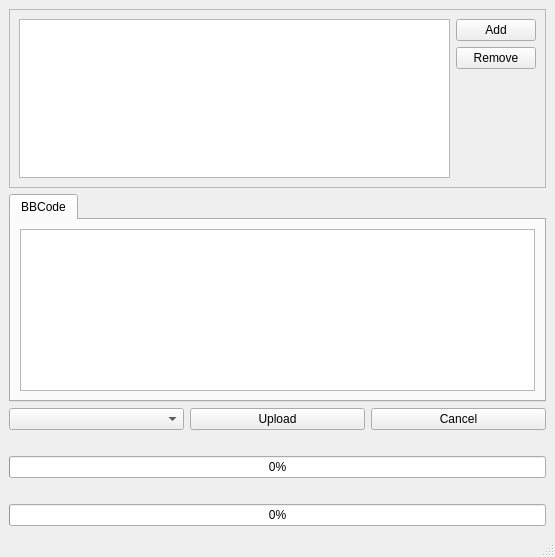
Old version of the form ui.ui in the repository Brandhor/pymguploader.
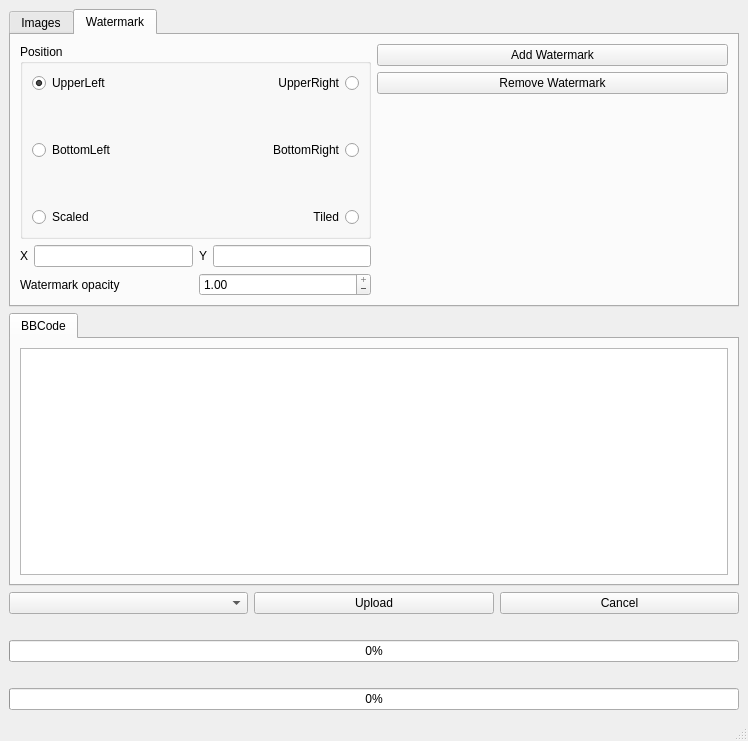
New version of the form. Icons and pictures are not drawn.

The edit to the form file:
```diff
--- a/ui.ui
+++ b/ui.ui
@@ -5,8 +5,8 @@
    <rect>
     <x>0</x>
     <y>0</y>
-    <width>555</width>
-    <height>557</height>
+    <width>748</width>
+    <height>741</height>
    </rect>
   </property>
   <property name="acceptDrops" >
@@ -21,6 +21,22 @@
   <widget class="QWidget" name="centralwidget" >
    <layout class="QVBoxLayout" >
     <item>
+     <widget class="QTabWidget" name="tabWidget_2" >
+      <property name="minimumSize" >
+       <size>
+        <width>0</width>
+        <height>150</height>
+       </size>
+      </property>
+      <property name="currentIndex" >
+       <number>1</number>
+      </property>
+      <widget class="QWidget" name="tab_9" >
+       <attribute name="title" >
+        <string>Images</string>
+       </attribute>
+       <layout class="QGridLayout" >
+        <item row="0" column="0" >
      <widget class="QFrame" name="frame" >
       <property name="frameShape" >
        <enum>QFrame::StyledPanel</enum>
@@ -79,6 +95,211 @@
       </layout>
      </widget>
     </item>
+       </layout>
+      </widget>
+      <widget class="QWidget" name="tab_8" >
+       <attribute name="title" >
+        <string>Watermark</string>
+       </attribute>
+       <layout class="QHBoxLayout" >
+        <item>
+         <layout class="QVBoxLayout" >
+          <item>
+           <widget class="QGroupBox" name="frame_5" >
+            <property name="title" >
+             <string>Position</string>
+            </property>
+            <layout class="QGridLayout" >
+             <item row="1" column="0" >
+              <widget class="QRadioButton" name="rbUpperLeft" >
+               <property name="text" >
+                <string>UpperLeft</string>
+               </property>
+               <property name="checked" >
+                <bool>true</bool>
+               </property>
+              </widget>
+             </item>
+             <item row="1" column="2" >
+              <widget class="QRadioButton" name="rbUpperRight" >
+               <property name="layoutDirection" >
+                <enum>Qt::RightToLeft</enum>
+               </property>
+               <property name="text" >
+                <string>UpperRight</string>
+               </property>
+              </widget>
+             </item>
+             <item row="3" column="0" >
+              <widget class="QRadioButton" name="rbBottomLeft" >
+               <property name="text" >
+                <string>BottomLeft</string>
+               </property>
+              </widget>
+             </item>
+             <item row="3" column="2" >
+              <widget class="QRadioButton" name="rbBottomRight" >
+               <property name="layoutDirection" >
+                <enum>Qt::RightToLeft</enum>
+               </property>
+               <property name="text" >
+                <string>BottomRight</string>
+               </property>
+              </widget>
+             </item>
+             <item row="2" column="0" >
+              <spacer>
+               <property name="orientation" >
+                <enum>Qt::Vertical</enum>
+               </property>
+               <property name="sizeHint" >
+                <size>
+                 <width>20</width>
+                 <height>40</height>
+                </size>
+               </property>
+              </spacer>
+             </item>
+             <item row="1" column="1" >
+              <spacer>
+               <property name="orientation" >
+                <enum>Qt::Horizontal</enum>
+               </property>
+               <property name="sizeHint" >
+                <size>
+                 <width>40</width>
+                 <height>20</height>
+                </size>
+               </property>
+              </spacer>
+             </item>
+             <item row="5" column="0" >
+              <widget class="QRadioButton" name="rbScaled" >
+               <property name="text" >
+                <string>Scaled</string>
+               </property>
+              </widget>
+             </item>
+             <item row="5" column="2" >
+              <widget class="QRadioButton" name="rbTiled" >
+               <property name="layoutDirection" >
+                <enum>Qt::RightToLeft</enum>
+               </property>
+               <property name="text" >
+                <string>Tiled</string>
+               </property>
+              </widget>
+             </item>
+             <item row="4" column="0" >
+              <spacer>
+               <property name="orientation" >
+                <enum>Qt::Vertical</enum>
+               </property>
+               <property name="sizeHint" >
+                <size>
+                 <width>20</width>
+                 <height>40</height>
+                </size>
+               </property>
+              </spacer>
+             </item>
+            </layout>
+           </widget>
+          </item>
+          <item>
+           <layout class="QHBoxLayout" >
+            <item>
+             <widget class="QLabel" name="label_2" >
+              <property name="text" >
+               <string>X</string>
+              </property>
+             </widget>
+            </item>
+            <item>
+             <widget class="QLineEdit" name="watermarkX" />
+            </item>
+            <item>
+             <widget class="QLabel" name="label_3" >
+              <property name="text" >
+               <string>Y</string>
+              </property>
+             </widget>
+            </item>
+            <item>
+             <widget class="QLineEdit" name="watermarkY" />
+            </item>
+           </layout>
+          </item>
+          <item>
+           <layout class="QHBoxLayout" >
+            <item>
+             <widget class="QLabel" name="label" >
+              <property name="text" >
+               <string>Watermark opacity</string>
+              </property>
+             </widget>
+            </item>
+            <item>
+             <widget class="QDoubleSpinBox" name="spinOpacity" >
+              <property name="buttonSymbols" >
+               <enum>QAbstractSpinBox::PlusMinus</enum>
+              </property>
+              <property name="maximum" >
+               <double>1.000000000000000</double>
+              </property>
+              <property name="singleStep" >
+               <double>0.100000000000000</double>
+              </property>
+              <property name="value" >
+               <double>1.000000000000000</double>
+              </property>
+             </widget>
+            </item>
+           </layout>
+          </item>
+         </layout>
+        </item>
+        <item>
+         <layout class="QVBoxLayout" >
+          <item>
+           <widget class="QPushButton" name="pbAddWatermark" >
+            <property name="text" >
+             <string>Add Watermark</string>
+            </property>
+            <property name="icon" >
+             <iconset resource="res.qrc" >:/new/prefix1/img/add.png</iconset>
+            </property>
+           </widget>
+          </item>
+          <item>
+           <widget class="QPushButton" name="pbRemoveWatermark" >
+            <property name="text" >
+             <string>Remove Watermark</string>
+            </property>
+            <property name="icon" >
+             <iconset resource="res.qrc" >:/new/prefix1/img/delete.png</iconset>
+            </property>
+           </widget>
+          </item>
+          <item>
+           <widget class="QLabel" name="displayWatermark" >
+            <property name="sizePolicy" >
+             <sizepolicy vsizetype="Expanding" hsizetype="Expanding" >
+              <horstretch>0</horstretch>
+              <verstretch>0</verstretch>
+             </sizepolicy>
+            </property>
+            <property name="text" >
+             <string/>
+            </property>
+           </widget>
+          </item>
+         </layout>
+        </item>
+       </layout>
+      </widget>
+     </widget>
+    </item>
     <item>
      <widget class="QTabWidget" name="tabWidget" >
       <property name="currentIndex" >
```
Left out of the diff: 4 changed lines with no effect on the pictures. Lines whose indentation alone changed are shown as unchanged.
